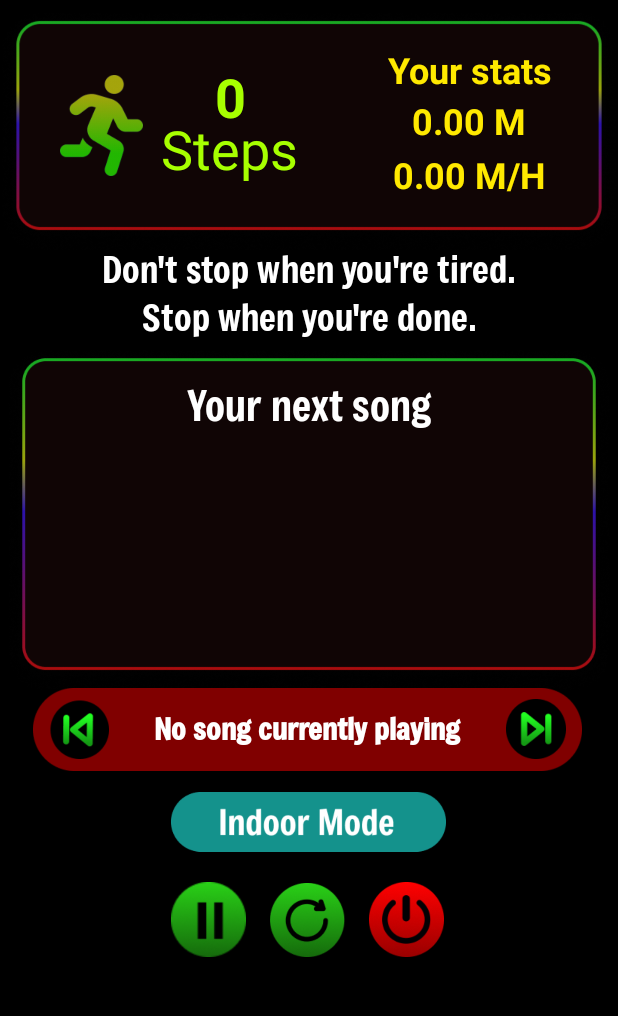
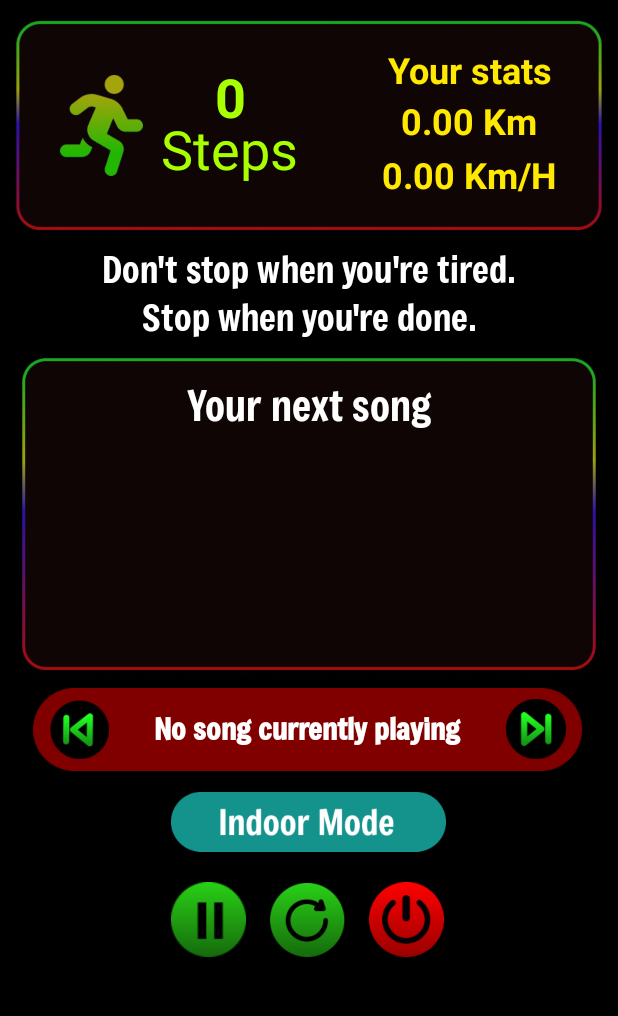
Before and after one commit to AgentJTLA/BeatRun, an Android app: the screen it shows after launch (MainActivity), on a phone screen of 412 x 824 dp, the part 110-1126 px from its top. Run offline under Robolectric (Android 15) with nearby library versions, the phone set to English and light mode, and no system bars.

Commit message:
Changed M to Km

```diff
--- a/app/src/main/java/com/example/beatrun/MainActivity.java
+++ b/app/src/main/java/com/example/beatrun/MainActivity.java
@@ -262,8 +262,8 @@ public class MainActivity extends AppCompatActivity {
         if (steps >= 0) {
             tvSteps.setText(""+steps);
         }
-        if (distance >= 0) tvDistance.setText(String.format("%.2f M", distance));
-        if (speed >= 0) tvSpeed.setText(String.format("%.2f M/s", speed));
+        if (distance >= 0) tvDistance.setText(String.format("%.2f Km", distance));
+        if (speed >= 0) tvSpeed.setText(String.format("%.2f Km/H", speed));
     }
 
     private void startTrackingServiceByMode() {
--- a/app/src/main/java/com/example/beatrun/stats/StatsCalculator.java
+++ b/app/src/main/java/com/example/beatrun/stats/StatsCalculator.java
@@ -8,13 +8,12 @@ public class StatsCalculator {
     }
 
     public double calculateDistance(int steps) {
-        return steps * strideLengthMeters;
+        return (steps * strideLengthMeters)/1000.0;
     }
 
     public double calculateSpeed(double distanceMeters, long elapsedMillis) {
         if (elapsedMillis <= 0) return 0;
         double elapsedSeconds = elapsedMillis / 1000.0;
-        double speedMetersPerSecond = distanceMeters / elapsedSeconds;
-        return speedMetersPerSecond * 3.6;
+        return (distanceMeters/1000.0) / (elapsedSeconds/3600.0);
     }
 }
--- a/app/src/main/res/values/strings.xml
+++ b/app/src/main/res/values/strings.xml
@@ -16,8 +16,8 @@
     <string name="your_next_s">
         Your next song
     </string>
-    <string name="_0_00_km_h">0.00 M/H</string>
-    <string name="_0_00_m">0.00 M</string>
+    <string name="_0_00_km_h">0.00 Km/H</string>
+    <string name="_0_00_m">0.00 Km</string>
     <string name="song_title">Song Title</string>
     <string name="music_play">Music Play</string>
     <string name="music_delete">Music Delete</string>
```
Also changed, not shown: app/src/main/java/com/example/beatrun/service/StepMusicService.java (+5 -3 lines), app/src/main/java/com/example/beatrun/sensor/StepTracker.java (line endings or trailing spaces).
